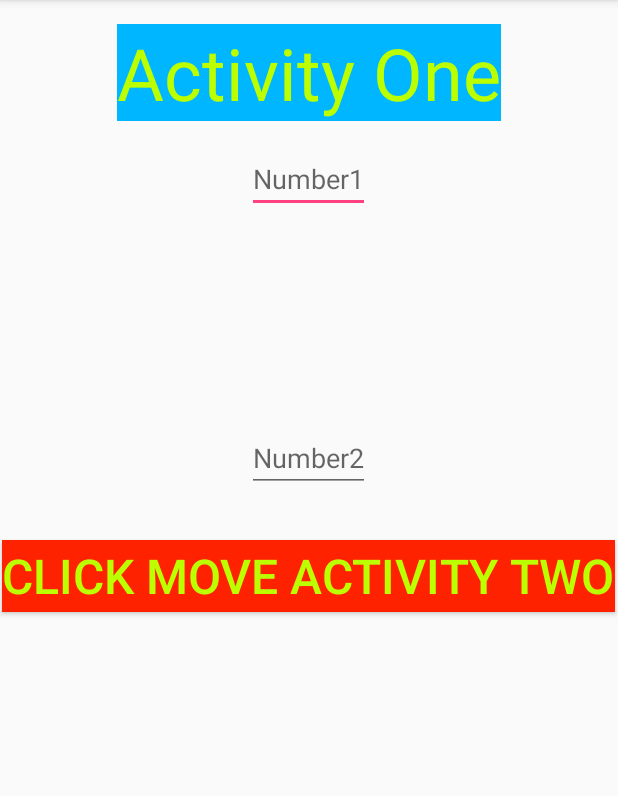
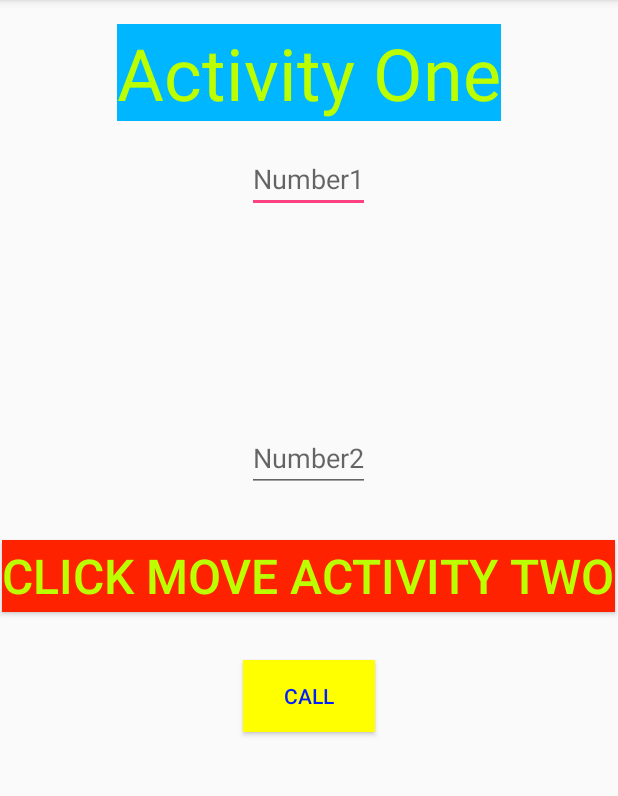
Before and after one commit to vuquoctrong/IntentAnroid08, an Android app: the screen it shows after launch (MainActivity), on a phone screen of 412 x 824 dp, the part 84-880 px from its top. Run offline under Robolectric (Android 15) with nearby library versions, the phone set to English and light mode, and no system bars.

Commit message:
intent không tường minh

```diff
--- a/app/src/main/AndroidManifest.xml
+++ b/app/src/main/AndroidManifest.xml
@@ -1,6 +1,7 @@
 <?xml version="1.0" encoding="utf-8"?>
 <manifest xmlns:android="http://schemas.android.com/apk/res/android"
     package="rikkesoft.trongvu.com.intentanroid08">
+    <uses-permission android:name="android.permission.CALL_PHONE"></uses-permission>
 
     <application
         android:allowBackup="true"
--- a/app/src/main/java/rikkesoft/trongvu/com/intentanroid08/MainActivity.java
+++ b/app/src/main/java/rikkesoft/trongvu/com/intentanroid08/MainActivity.java
@@ -1,6 +1,7 @@
 package rikkesoft.trongvu.com.intentanroid08;
 
 import android.content.Intent;
+import android.net.Uri;
 import android.support.v7.app.AppCompatActivity;
 import android.os.Bundle;
 import android.view.View;
@@ -8,9 +9,11 @@ import android.widget.Button;
 import android.widget.EditText;
 
 public class MainActivity extends AppCompatActivity  implements HangSo{
+
     private Button btn_clickone;
     private EditText et_one;
     private EditText et_two;
+    private Button btn_call;
 
     @Override
     protected void onCreate(Bundle savedInstanceState) {
@@ -18,6 +21,7 @@ public class MainActivity extends AppCompatActivity  implements HangSo{
         setContentView(R.layout.activity_main);
         init();
         onClickButtonOne();
+        onClickCall();
 
     }
 
@@ -28,6 +32,7 @@ public class MainActivity extends AppCompatActivity  implements HangSo{
         btn_clickone = (Button) findViewById(R.id.btn_clickMovetwo);
         et_one = (EditText) findViewById(R.id.et_number1);
         et_two = (EditText) findViewById(R.id.et_number2);
+        btn_call = (Button) findViewById(R.id.btn_call);
 
     }
 
@@ -50,4 +55,19 @@ public class MainActivity extends AppCompatActivity  implements HangSo{
             }
         });
     }
+
+    /*
+    Onclick Call
+     */
+    private void onClickCall(){
+        btn_call.setOnClickListener(new View.OnClickListener() {
+            @Override
+            public void onClick(View v) {
+                Intent intentCall = new Intent();
+                intentCall.setAction(Intent.ACTION_CALL);
+                intentCall.setData(Uri.parse("tel:039633113"));
+                startActivity(intentCall);
+            }
+        });
+    }
 }
--- a/app/src/main/res/layout/activity_main.xml
+++ b/app/src/main/res/layout/activity_main.xml
@@ -39,4 +39,14 @@
         android:textSize="32sp"
         android:textColor="#bbff00"
         android:background="#ff2200"/>
+    <Button
+        android:id="@+id/btn_call"
+        android:layout_marginTop="32dp"
+        android:text="Call"
+        android:background="#ff0"
+        android:textColor="#001eff"
+        android:layout_centerInParent="true"
+        android:layout_below="@id/btn_clickMovetwo"
+        android:layout_width="wrap_content"
+        android:layout_height="wrap_content" />
 </RelativeLayout>
```
Also changed, not shown: app/src/main/res/layout/activity_intent_implicit.xml (added, +14 -0 lines).
